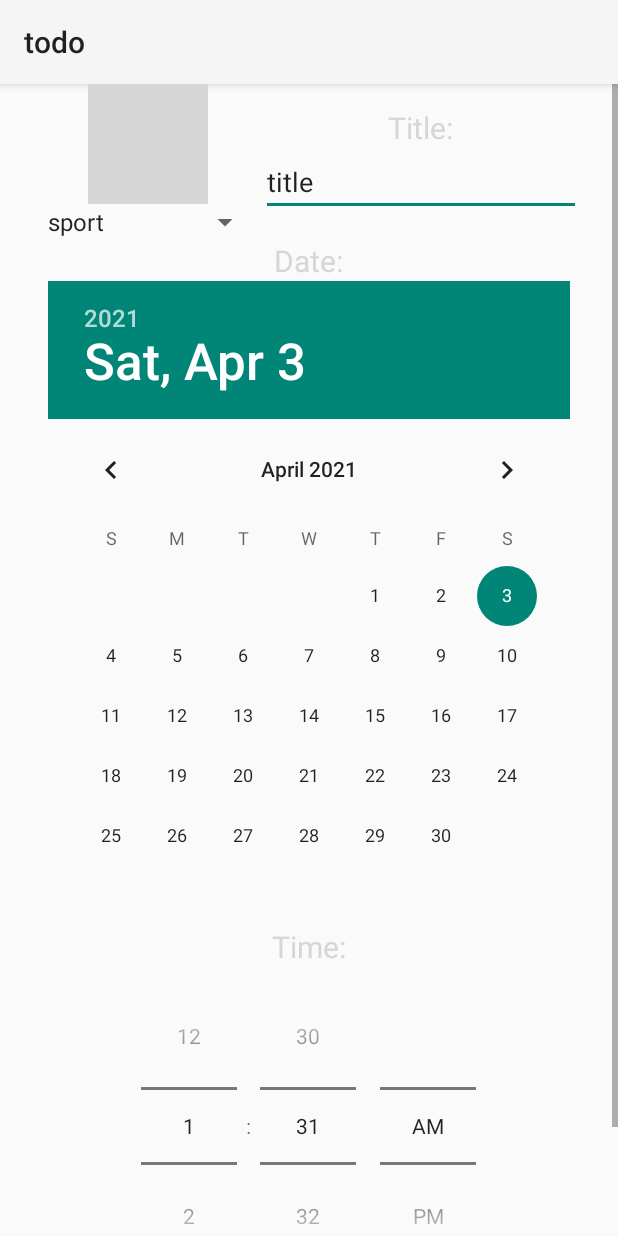
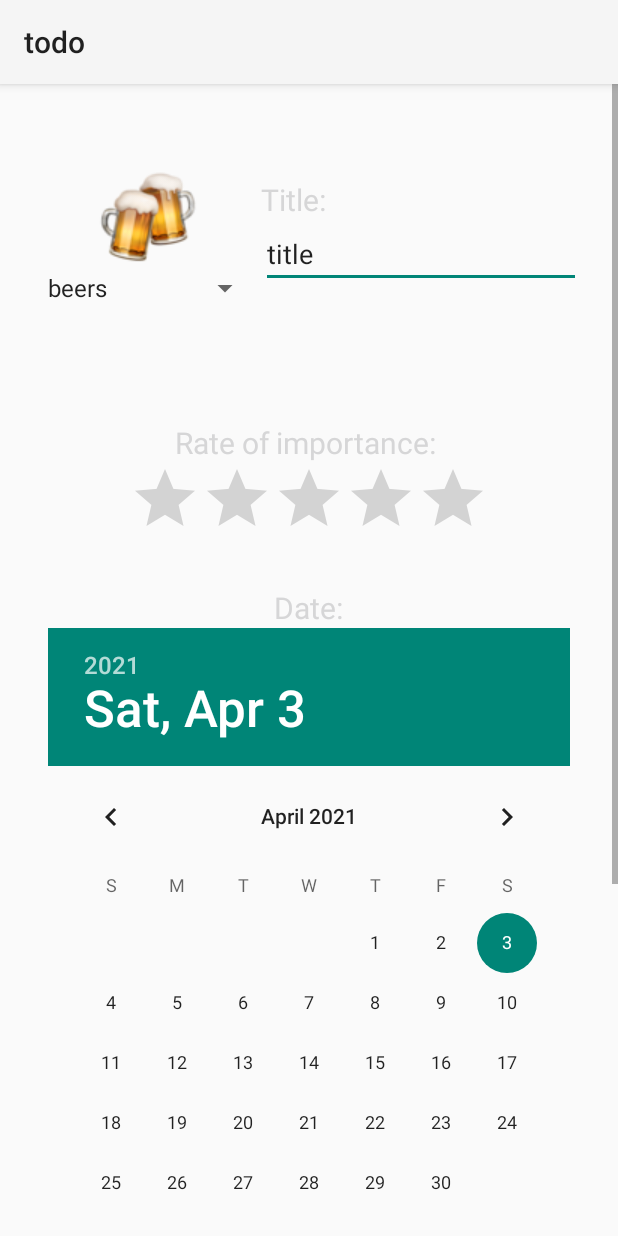
Before and after one commit to piotrekpuszczynski/mobileApps, an Android app: the AddActivity screen opened directly, with no data from a screen before it, on a phone screen of 412 x 824 dp. Run offline under Robolectric (Android 15) with nearby library versions, the phone set to English and light mode, and no system bars; grey boxes are pictures that could not be loaded.

Commit message:
zmiana na ladniejsze ikonki

```diff
--- a/lista3/todo/app/src/main/java/com/example/todo/AddActivity.kt
+++ b/lista3/todo/app/src/main/java/com/example/todo/AddActivity.kt
@@ -48,11 +48,11 @@ class AddActivity : AppCompatActivity() {
         finish()
     }
 
-    fun initialiseSpinner() {
+    private fun initialiseSpinner() {
         val spinner: Spinner = findViewById(R.id.spinner)
         ArrayAdapter.createFromResource(
                 this,
-                R.array.images_array,
+                R.array.images,
                 android.R.layout.simple_spinner_item
         ).also { adapter ->
             adapter.setDropDownViewResource(android.R.layout.simple_spinner_dropdown_item)
@@ -64,12 +64,18 @@ class AddActivity : AppCompatActivity() {
                 val image = findViewById<ImageView>(R.id.enterImage)
 
                 val images = arrayOf(
-                        R.drawable.sport,
-                        R.drawable.sport2,
+                        R.drawable.beers,
+                        R.drawable.cycling,
+                        R.drawable.eye,
+                        R.drawable.girl,
+                        R.drawable.hairdresser,
+                        R.drawable.heart,
+                        R.drawable.kid,
+                        R.drawable.studying,
+                        R.drawable.tooth,
+                        R.drawable.trip,
                         R.drawable.work,
-                        R.drawable.visit,
-                        R.drawable.event,
-                        R.drawable.house
+                        R.drawable.workout
                 )
 
                 image.setImageResource(images[position])
--- a/lista3/todo/app/src/main/java/com/example/todo/CustomAdapter.kt
+++ b/lista3/todo/app/src/main/java/com/example/todo/CustomAdapter.kt
@@ -33,13 +33,20 @@ class CustomAdapter(supportFragmentManager: FragmentManager) : RecyclerView.Adap
         longClickListenerAdapter = null
 
         val images = arrayOf(
-                R.drawable.sport,
-                R.drawable.sport2,
+                R.drawable.beers,
+                R.drawable.cycling,
+                R.drawable.eye,
+                R.drawable.girl,
+                R.drawable.hairdresser,
+                R.drawable.heart,
+                R.drawable.kid,
+                R.drawable.studying,
+                R.drawable.tooth,
+                R.drawable.trip,
                 R.drawable.work,
-                R.drawable.visit,
-                R.drawable.event,
-                R.drawable.house
+                R.drawable.workout
         )
+
         val i: Int = elementsList[position][0].toInt()
         holder.image.setImageResource(images[i])
         holder.title.text = elementsList[position][1]
@@ -57,7 +64,7 @@ class CustomAdapter(supportFragmentManager: FragmentManager) : RecyclerView.Adap
 
     fun delete(index: Int) {
         elementsList.removeAt(index)
-        notifyItemRemoved(index);
+        notifyItemRemoved(index)
         notifyItemRangeChanged(index, elementsList.size)
         notifyDataSetChanged()
     }
--- a/lista3/todo/app/src/main/java/com/example/todo/DeleteTaskDialog.kt
+++ b/lista3/todo/app/src/main/java/com/example/todo/DeleteActivityDialog.kt
@@ -5,18 +5,18 @@ import android.app.Dialog
 import android.os.Bundle
 import androidx.fragment.app.DialogFragment
 
-class DeleteTaskDialog(customAdapter: CustomAdapter, viewType: Int) : DialogFragment() {
+class DeleteActivityDialog(customAdapter: CustomAdapter, viewType: Int) : DialogFragment() {
     private val recycler = customAdapter
     private val position = viewType
 
     override fun onCreateDialog(savedInstanceState: Bundle?): Dialog =
             AlertDialog.Builder(requireContext())
-                    .setMessage("Are you sure to delete task?")
+                    .setMessage("Are you sure to delete activity?")
                     .setPositiveButton("yes") { _,_ -> recycler.delete(position) }
                     .setNegativeButton("no") { _,_ -> }
                     .create()
 
     companion object {
-        const val TAG = "delete task"
+        const val TAG = "delete activity"
     }
 }
--- a/lista3/todo/app/src/main/java/com/example/todo/LongClickListenerAdapter.kt
+++ b/lista3/todo/app/src/main/java/com/example/todo/LongClickListenerAdapter.kt
@@ -6,7 +6,7 @@ class LongClickListenerAdapter: View.OnLongClickListener {
     private var position: Int = 0
     private var recycler: CustomAdapter? = null
     override fun onLongClick(v: View?): Boolean {
-        recycler?.let { DeleteTaskDialog(it, position).show(recycler!!.fragmentManager, DeleteTaskDialog.TAG) }
+        recycler?.let { DeleteActivityDialog(it, position).show(recycler!!.fragmentManager, DeleteActivityDialog.TAG) }
         return true
     }
 
--- a/lista3/todo/app/src/main/res/layout/activity_add.xml
+++ b/lista3/todo/app/src/main/res/layout/activity_add.xml
@@ -18,7 +18,7 @@
 
             <LinearLayout
                 android:layout_width="match_parent"
-                android:layout_height="wrap_content"
+                android:layout_height="200sp"
                 android:orientation="horizontal"
                 android:gravity="center_horizontal" >
 
@@ -26,7 +26,7 @@
                     android:layout_width="wrap_content"
                     android:layout_height="match_parent"
                     android:orientation="vertical"
-                    android:gravity="center_horizontal" >
+                    android:gravity="center_vertical" >
 
                     <ImageView
                         android:id="@+id/enterImage"
@@ -35,7 +35,8 @@
                         android:maxHeight="80dp"
                         android:maxWidth="80dp"
                         android:adjustViewBounds="true"
-                        tools:srcCompat="@tools:sample/avatars" />
+                        tools:srcCompat="@tools:sample/avatars"
+                        android:layout_gravity="center" />
 
                     <Spinner
                         android:id="@+id/spinner"
@@ -56,7 +57,7 @@
                         android:text="Title:"
                         android:textSize="20sp"
                         android:textColor="@color/black"
-                        android:layout_gravity="center" />
+                        android:layout_gravity="left" />
 
                     <EditText
                         android:id="@+id/enterTitle"
@@ -67,8 +68,22 @@
                         android:text="title"
                         android:layout_gravity="center" />
                 </LinearLayout>
+            </LinearLayout>
 
-            </LinearLayout>
+            <TextView
+                android:layout_width="wrap_content"
+                android:layout_height="wrap_content"
+                android:text="Rate of importance: "
+                android:textSize="20sp"
+                android:textColor="@color/black"
+                android:layout_marginTop="25sp"
+                android:layout_gravity="center" />
+
+            <RatingBar
+                android:id="@+id/ratingBar"
+                android:layout_width="240sp"
+                android:layout_height="match_parent"
+                android:layout_gravity="center" />
 
             <TextView
                 android:layout_width="wrap_content"
@@ -76,6 +91,7 @@
                 android:text="Date:"
                 android:textSize="20sp"
                 android:textColor="@color/black"
+                android:layout_marginTop="25sp"
                 android:layout_gravity="center" />
 
             <DatePicker
@@ -89,6 +105,7 @@
                 android:layout_height="wrap_content"
                 android:text="Time:"
                 android:textSize="20sp"
+                android:layout_marginTop="25sp"
                 android:textColor="@color/black"
                 android:layout_gravity="center" />
 
--- a/lista3/todo/app/src/main/res/values/strings.xml
+++ b/lista3/todo/app/src/main/res/values/strings.xml
@@ -1,12 +1,18 @@
 <?xml version="1.0" encoding="utf-8"?>
 <resources>
     <string name="app_name">todo</string>
-<string-array name="images_array">
-    <item>sport</item>
-    <item>sport2</item>
-    <item>work</item>
-    <item>visit</item>
-    <item>event</item>
-    <item>house</item>
-</string-array>
+    <array name="images">
+        <item>beers</item>
+        <item>cycling</item>
+        <item>eye</item>
+        <item>girl</item>
+        <item>hairdresser</item>
+        <item>heart</item>
+        <item>kid</item>
+        <item>studying</item>
+        <item>tooth</item>
+        <item>trip</item>
+        <item>work</item>
+        <item>workout</item>
+    </array>
 </resources>
```
Also changed, not shown: lista3/todo/app/src/main/res/drawable-v24/beers.png (added), lista3/todo/app/src/main/res/drawable-v24/cycling.png (added), lista3/todo/app/src/main/res/drawable-v24/eye.png (added), lista3/todo/app/src/main/res/drawable-v24/girl.png (added), lista3/todo/app/src/main/res/drawable-v24/hairdresser.png (added), lista3/todo/app/src/main/res/drawable-v24/heart.png (added), lista3/todo/app/src/main/res/drawable-v24/kid.png (added), lista3/todo/app/src/main/res/drawable-v24/studying.png (added), lista3/todo/app/src/main/res/drawable-v24/tooth.png (added), lista3/todo/app/src/main/res/drawable-v24/trip.png (added), lista3/todo/app/src/main/res/drawable-v24/work.png (added), lista3/todo/app/src/main/res/drawable-v24/workout.png (added).
